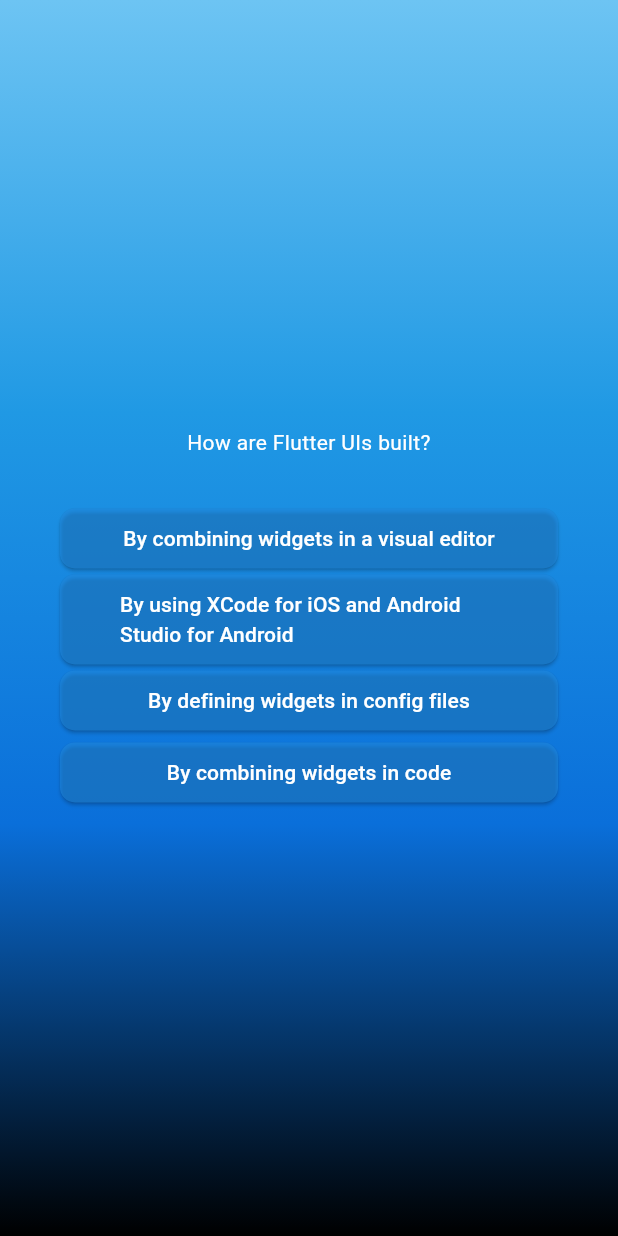
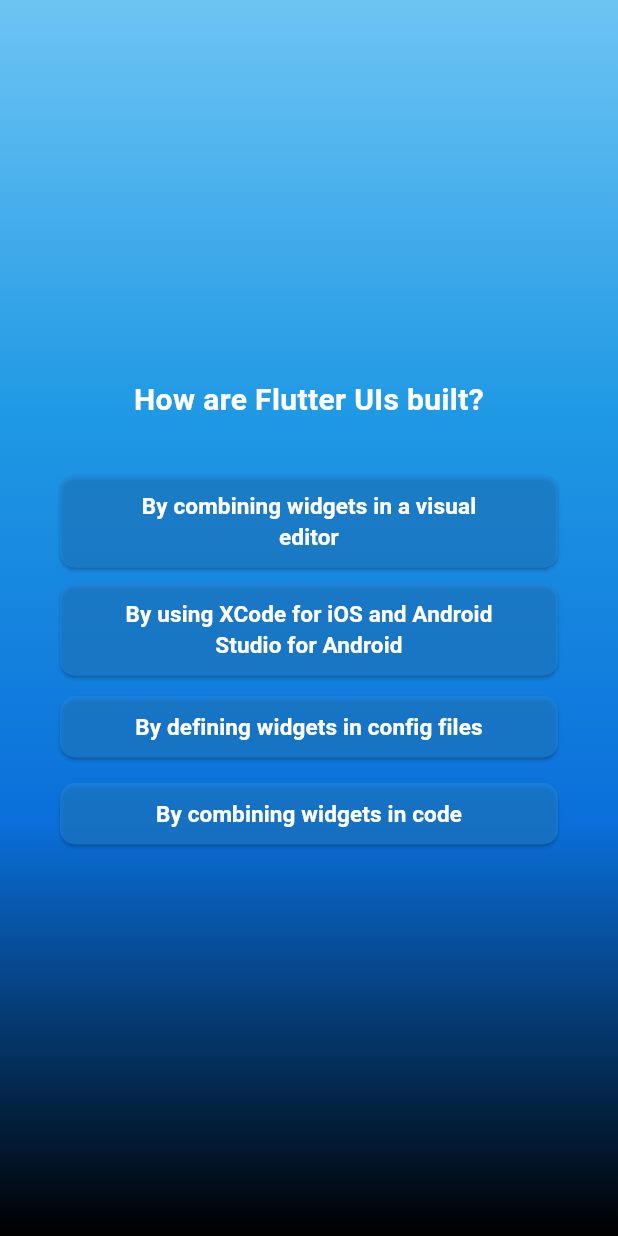
Before and after one commit to Len25206/flutter_quiz, a Flutter app: the screen it shows after launch, after a tap on "START QUIZ", after a tap on "Components", on a phone screen of 412 x 824 dp. Run offline on Flutter 3.47's test engine with Material 3 defaults, Android fonts, the phone set to English and light mode, and no system bars; our stand-ins replace google_fonts; Roboto replaces fonts that are missing (Prompt).

Commit message:
answer button

```diff
--- a/lib/answer_button.dart
+++ b/lib/answer_button.dart
@@ -1,4 +1,5 @@
 import 'package:flutter/material.dart';
+import 'package:google_fonts/google_fonts.dart';
 
 class AnswerButton extends StatelessWidget {
   const AnswerButton({
@@ -12,15 +13,28 @@ class AnswerButton extends StatelessWidget {
 
   @override
   Widget build(BuildContext context) {
-    return ElevatedButton(
-      onPressed: answerTap,
-      style: ElevatedButton.styleFrom(
-        padding: EdgeInsets.symmetric(horizontal: 40, vertical: 10),
-        backgroundColor: const Color.fromARGB(139, 33, 139, 226),
-        foregroundColor: Colors.white,
-        shape: RoundedRectangleBorder(borderRadius: BorderRadius.circular(10)),
+    return Container(
+      margin: EdgeInsets.symmetric(vertical: 5),
+      child: ElevatedButton(
+        onPressed: answerTap,
+        style: ElevatedButton.styleFrom(
+          padding: EdgeInsets.symmetric(horizontal: 40, vertical: 10),
+          backgroundColor: const Color.fromARGB(139, 33, 139, 226),
+          foregroundColor: Colors.white,
+          shape: RoundedRectangleBorder(
+            borderRadius: BorderRadius.circular(10),
+          ),
+        ),
+        child: Text(
+          answerText,
+          textAlign: TextAlign.center,
+          style: GoogleFonts.prompt(
+            color: Colors.white,
+            fontWeight: FontWeight.bold,
+            fontSize: 15,
+          ),
+        ),
       ),
-      child: Text(answerText),
     );
   }
 }
--- a/lib/page/questions_page.dart
+++ b/lib/page/questions_page.dart
@@ -2,9 +2,12 @@ import 'package:flutter/material.dart';
 import 'package:flutter_quiz/answer_button.dart';
 import 'package:flutter_quiz/data/questions.dart';
 import 'package:flutter_quiz/models/quiz_question.dart';
+import 'package:google_fonts/google_fonts.dart';
 
 class QuestionsPage extends StatefulWidget {
-  const QuestionsPage({super.key});
+  const QuestionsPage({super.key,required this.onSelectedAnswer,});
+
+  final void Function(String answer) onSelectedAnswer;
 
   @override
   State<QuestionsPage> createState() => _QuestionPage();
@@ -12,8 +15,9 @@ class QuestionsPage extends StatefulWidget {
 
 class _QuestionPage extends State<QuestionsPage> {
   int currentIndexQuestion = 0;
-  void nextQuestion() {
+  void nextQuestion(String tapAnswer) {
     setState(() {
+      widget.onSelectedAnswer(tapAnswer);
       currentIndexQuestion++;
     });
   }
@@ -22,7 +26,7 @@ class _QuestionPage extends State<QuestionsPage> {
   Widget build(BuildContext context) {
     late QuizQuestion currentQuestion;
     if (currentIndexQuestion != questions.length) {
-    currentQuestion = questions[currentIndexQuestion];
+      currentQuestion = questions[currentIndexQuestion];
     }
 
     return SizedBox(
@@ -36,12 +40,18 @@ class _QuestionPage extends State<QuestionsPage> {
             children: [
               Text(
                 currentQuestion.text,
-                style: TextStyle(color: Colors.white),
+                style: GoogleFonts.prompt(
+                  color: Colors.white,
+                  fontWeight: FontWeight.bold,
+                  fontSize: 20,
+                ),
                 textAlign: TextAlign.center,
               ),
               const SizedBox(height: 30),
               ...currentQuestion.getShuffleAnswer().map((item) {
-                return AnswerButton(answerText: item, answerTap: nextQuestion);
+                return AnswerButton(answerText: item, answerTap: (){
+                  nextQuestion(item);
+                });
               }),
             ],
           ),
--- a/lib/page/quiz.dart
+++ b/lib/page/quiz.dart
@@ -10,6 +10,7 @@ class Quiz extends StatefulWidget {
 }
 
 class _Quiz extends State<Quiz> {
+  final List<String> selectedAnswer = [];
   var activeScreen = 'start-screen';
 
   void switchScreen() {
@@ -18,12 +19,16 @@ class _Quiz extends State<Quiz> {
     });
   }
 
+  void chooseAnswer(String answer) {
+    selectedAnswer.add(answer);
+  }
+
   @override
   Widget build(BuildContext context) {
     final screenWidget =
         activeScreen == 'start-screen'
             ? HomePage(switchScreen)
-            : const QuestionsPage();
+            : QuestionsPage(onSelectedAnswer: (answer) => chooseAnswer(answer));
 
     return MaterialApp(
       home: Scaffold(
--- a/pubspec.yaml
+++ b/pubspec.yaml
@@ -34,6 +34,7 @@ dependencies:
   # The following adds the Cupertino Icons font to your application.
   # Use with the CupertinoIcons class for iOS style icons.
   cupertino_icons: ^1.0.8
+  google_fonts: ^6.2.1
 
 dev_dependencies:
   flutter_test:
```
Also changed, not shown: pubspec.lock, 1 other file.
